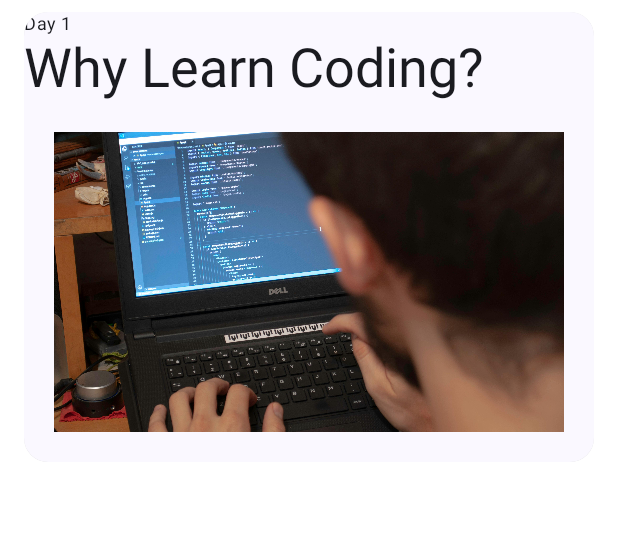
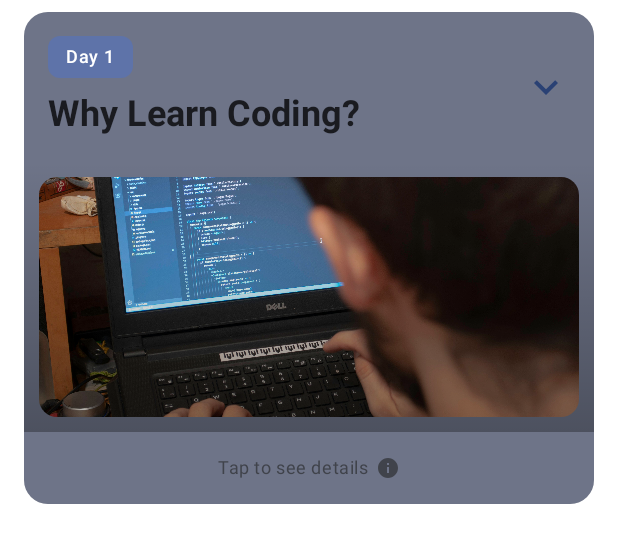
Before and after one commit to SamratVsn/CodeMonth, an Android app built with Jetpack Compose: the @Preview function GreetingPreview, on a phone screen of 412 x 824 dp. Shown: the top 543 px of the screen. Run offline under Robolectric (Android 15) with nearby library versions, the phone set to English and light mode, and no system bars.

Commit message:
App Update

```diff
--- a/app/src/main/java/com/example/codemonth/MainActivity.kt
+++ b/app/src/main/java/com/example/codemonth/MainActivity.kt
@@ -5,22 +5,44 @@ import androidx.activity.ComponentActivity
 import androidx.activity.compose.setContent
 import androidx.activity.enableEdgeToEdge
 import androidx.annotation.StringRes
+import androidx.compose.animation.AnimatedVisibility
 import androidx.compose.animation.animateContentSize
 import androidx.compose.animation.core.Spring
 import androidx.compose.animation.core.spring
+import androidx.compose.animation.expandVertically
+import androidx.compose.animation.fadeIn
+import androidx.compose.animation.fadeOut
+import androidx.compose.animation.shrinkVertically
 import androidx.compose.foundation.Image
+import androidx.compose.foundation.background
 import androidx.compose.foundation.clickable
+import androidx.compose.foundation.layout.Arrangement
+import androidx.compose.foundation.layout.Box
 import androidx.compose.foundation.layout.Column
 import androidx.compose.foundation.layout.PaddingValues
+import androidx.compose.foundation.layout.Row
+import androidx.compose.foundation.layout.Spacer
 import androidx.compose.foundation.layout.fillMaxSize
 import androidx.compose.foundation.layout.fillMaxWidth
 import androidx.compose.foundation.layout.height
 import androidx.compose.foundation.layout.padding
+import androidx.compose.foundation.layout.size
+import androidx.compose.foundation.layout.width
 import androidx.compose.foundation.lazy.LazyColumn
 import androidx.compose.foundation.lazy.items
 import androidx.compose.foundation.shape.RoundedCornerShape
+import androidx.compose.material.icons.Icons
+import androidx.compose.material.icons.filled.AccountBox
+import androidx.compose.material.icons.filled.Add
+import androidx.compose.material.icons.filled.CheckCircle
+import androidx.compose.material.icons.filled.Info
+import androidx.compose.material.icons.filled.KeyboardArrowDown
+import androidx.compose.material.icons.filled.KeyboardArrowUp
 import androidx.compose.material3.Card
 import androidx.compose.material3.CardDefaults
+import androidx.compose.material3.CenterAlignedTopAppBar
+import androidx.compose.material3.ExperimentalMaterial3Api
+import androidx.compose.material3.Icon
 import androidx.compose.material3.MaterialTheme
 import androidx.compose.material3.Scaffold
 import androidx.compose.material3.Surface
@@ -30,13 +52,19 @@ import androidx.compose.runtime.mutableStateOf
 import androidx.compose.runtime.remember
 import androidx.compose.runtime.setValue
 import androidx.compose.runtime.Composable
+import androidx.compose.ui.Alignment
 import androidx.compose.ui.Modifier
 import androidx.compose.ui.draw.clip
+import androidx.compose.ui.draw.rotate
+import androidx.compose.ui.graphics.Brush
+import androidx.compose.ui.graphics.Color
 import androidx.compose.ui.layout.ContentScale
 import androidx.compose.ui.res.painterResource
 import androidx.compose.ui.res.stringResource
+import androidx.compose.ui.text.font.FontWeight
 import androidx.compose.ui.tooling.preview.Preview
 import androidx.compose.ui.unit.dp
+import androidx.compose.ui.unit.sp
 import com.example.codemonth.model.CodingDays
 import com.example.codemonth.ui.theme._30DaysOfCodingTheme
 import com.example.codemonth.data.DataSource
@@ -73,9 +101,29 @@ fun CodeApp(){
     }
 }
 
+@OptIn(ExperimentalMaterial3Api::class)
 @Composable
 fun CodeTopBar(modifier: Modifier = Modifier){
-
+    CenterAlignedTopAppBar(
+        title = {
+            Row(
+                verticalAlignment = Alignment.CenterVertically
+            ) {
+                Icon(
+                    imageVector = Icons.Filled.CheckCircle,
+                    contentDescription = null,
+                    modifier = Modifier
+                        .size(64.dp)
+                        .padding(8.dp),
+                )
+                Text(
+                    text = stringResource(R.string.app_name),
+                    style = MaterialTheme.typography.displaySmall
+                )
+            }
+        },
+        modifier = modifier
+    )
 }
 
 @Composable
@@ -92,7 +140,7 @@ fun DayItem(codingDays: CodingDays){
                 pressedElevation = 8.dp
           ),
           colors = CardDefaults.cardColors(
-                containerColor = MaterialTheme.colorScheme.surface
+                containerColor = MaterialTheme.colorScheme.secondaryContainer
         )
         ){
         Column(
@@ -104,27 +152,101 @@ fun DayItem(codingDays: CodingDays){
                     )
                 )
         ){
+            Row(
+                modifier = Modifier
+                    .fillMaxWidth()
+                    .padding(16.dp),
+                horizontalArrangement = Arrangement.SpaceBetween,
+                verticalAlignment = Alignment.CenterVertically
+            ){
+               Column(modifier = Modifier.weight(1f)){
+                    Surface(
+                        shape = RoundedCornerShape(8.dp),
+                        color = MaterialTheme.colorScheme.primaryContainer,
+                        modifier = Modifier.padding(bottom = 8.dp)
+                    ){
                         Text(
                             text = "Day ${codingDays.dayCount}",
-                style = MaterialTheme.typography.bodySmall,
+                            style = MaterialTheme.typography.labelMedium,
+                            color = MaterialTheme.colorScheme.onPrimaryContainer,
+                            modifier = Modifier.padding(horizontal = 12.dp, vertical = 6.dp)
                         )
+                    }
                    Text(
                        text = stringResource(codingDays.topicRes),
-                style = MaterialTheme.typography.displaySmall
+                       style = MaterialTheme.typography.headlineSmall,
+                       fontWeight = FontWeight.Bold,
+                       color = MaterialTheme.colorScheme.onSurface
                    )
+               }
+                Icon(
+                    imageVector = if(tapped) Icons.Filled.KeyboardArrowUp else Icons.Filled.KeyboardArrowDown,
+                    contentDescription = if(tapped) "Collapse" else "Expand",
+                    tint = MaterialTheme.colorScheme.primary,
+                    modifier = Modifier
+                        .size(32.dp)
+                        .rotate(if(tapped) 0f else 0f)
+                )
+            }
+            Box(
+                modifier = Modifier
+                    .fillMaxWidth()
+                    .height(180.dp)
+            ){
                 Image(
                     painter = painterResource(codingDays.imageRes),
                     contentDescription = stringResource(codingDays.topicRes),
                     modifier = Modifier
-                    .padding(all = 20.dp)
-                    .height(200.dp),
+                        .fillMaxSize()
+                        .padding(10.dp)
+                        .clip(RoundedCornerShape(12.dp)),
                     contentScale = ContentScale.Crop
                 )
-            if(tapped){
+                Box(
+                    modifier = Modifier
+                        .fillMaxSize()
+                        .background(
+                            Brush.verticalGradient(
+                                colors = listOf(
+                                    Color.Transparent,
+                                    Color.Black.copy(alpha = 0.3f)
+                                )
+                            )
+                        )
+                )
+            }
+            AnimatedVisibility(
+                visible = tapped,
+                enter = fadeIn() + expandVertically(),
+                exit = fadeOut() + shrinkVertically()
+            ) {
                 DayDescription(codingDays.descriptionRes,
                     modifier = Modifier
-                            .padding(start = 16.dp, top = 8.dp, bottom = 16.dp, end = 16.dp)
+                        .padding(16.dp)
                 )
+            }
+
+            if(!tapped){
+                Row(
+                    modifier = Modifier
+                        .fillMaxWidth()
+                        .padding(16.dp),
+                    horizontalArrangement = Arrangement.Center,
+                    verticalAlignment = Alignment.CenterVertically
+                ){
+                    Text(
+                        text = "Tap to see details",
+                        style = MaterialTheme.typography.bodySmall,
+                        color = MaterialTheme.colorScheme.onSurfaceVariant
+                    )
+                    Spacer(modifier = Modifier.width(4.dp))
+                    Icon(
+                        imageVector = Icons.Filled.Info,
+                        contentDescription = null,
+                        modifier = Modifier.size(16.dp),
+                        tint = MaterialTheme.colorScheme.onSurfaceVariant
+                    )
+                }
             }
         }
     }
@@ -135,11 +257,31 @@ fun DayDescription(
     @StringRes descriptionResource: Int,
     modifier: Modifier = Modifier
 ){
-    Card(){
+    Surface(
+        modifier = Modifier,
+        shape = RoundedCornerShape(12.dp),
+        color = MaterialTheme.colorScheme.primaryContainer
+    ){
+        Row(
+            modifier = Modifier.padding(16.dp),
+            verticalAlignment = Alignment.Top
+        ){
+            Icon(
+                imageVector = Icons.Filled.AccountBox,
+                contentDescription = null,
+                modifier = Modifier
+                    .size(24.dp)
+                    .padding(end = 4.dp),
+                tint = MaterialTheme.colorScheme.onSecondaryContainer
+            )
+            Spacer(modifier = Modifier.width(8.dp))
             Text(
                 text = stringResource(descriptionResource),
-            style = MaterialTheme.typography.bodyMedium
+                style = MaterialTheme.typography.bodyMedium,
+                color = MaterialTheme.colorScheme.onSecondaryContainer,
+                lineHeight = 20.sp
             )
+        }
     }
 }
 
```
Lines whose indentation alone changed are shown as unchanged.
